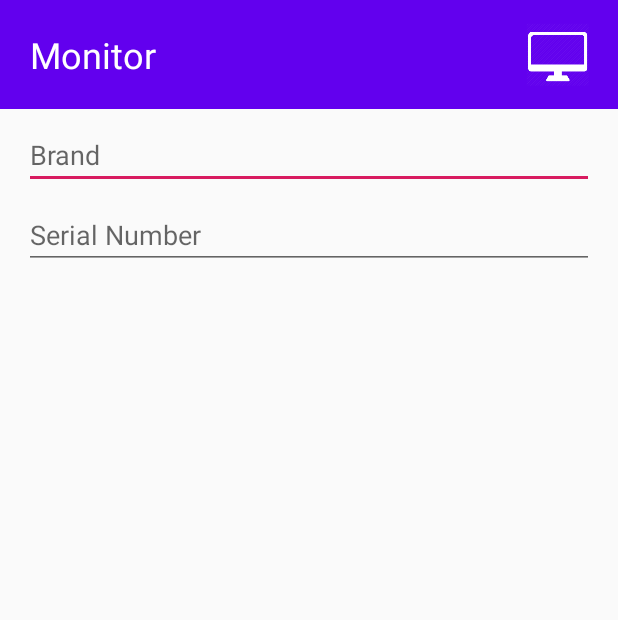
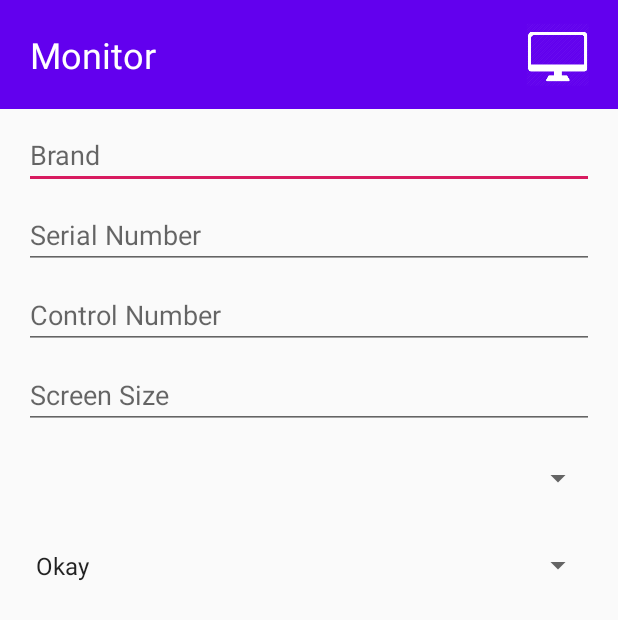
Before and after one commit to markcamilon/ITHelpDeskApp, an Android app: the Monitor_Add screen opened directly, with no data from a screen before it, on a phone screen of 412 x 824 dp. Shown: the top 620 px of the screen. Run offline under Robolectric (Android 15) with nearby library versions, the light colour scheme and no system bars; Roboto replaces fonts that are not available here.

Commit message:
Add items to Monitor_Add v2

```diff
--- a/app/src/main/res/layout/activity_monitor__add.xml
+++ b/app/src/main/res/layout/activity_monitor__add.xml
@@ -43,4 +43,37 @@
             app:layout_constraintEnd_toEndOf="@+id/textView" android:layout_marginEnd="16dp"
             app:layout_constraintBottom_toBottomOf="@+id/textView"
             app:layout_constraintTop_toTopOf="@+id/textView"/>
+    <EditText
+            android:layout_width="0dp"
+            android:layout_height="wrap_content"
+            android:inputType="textPersonName"
+            android:ems="10"
+            android:id="@+id/editText3" android:layout_marginTop="8dp"
+            app:layout_constraintTop_toBottomOf="@+id/editText2" android:layout_marginEnd="16dp"
+            app:layout_constraintEnd_toEndOf="parent" android:layout_marginStart="16dp"
+            app:layout_constraintStart_toStartOf="parent" android:hint="@string/control_number"/>
+    <EditText
+            android:layout_width="0dp"
+            android:layout_height="wrap_content"
+            android:inputType="textPersonName"
+            android:ems="10"
+            android:id="@+id/editText4" android:layout_marginEnd="16dp"
+            app:layout_constraintEnd_toEndOf="parent" android:layout_marginStart="16dp"
+            app:layout_constraintStart_toStartOf="parent" android:layout_marginTop="8dp"
+            app:layout_constraintTop_toBottomOf="@+id/editText3" android:hint="@string/screen_size"/>
+    <Spinner
+            android:layout_width="0dp"
+            android:layout_height="50dp"
+            android:id="@+id/typeOfSpinner" app:layout_constraintEnd_toEndOf="parent" android:layout_marginEnd="16dp"
+            app:layout_constraintStart_toStartOf="parent" android:layout_marginStart="16dp"
+            android:layout_marginTop="8dp" app:layout_constraintTop_toBottomOf="@+id/editText4"
+            android:spinnerMode="dialog"/>
+    <Spinner
+            android:layout_width="0dp"
+            android:layout_height="50dp"
+            android:id="@+id/statusSpinner" app:layout_constraintStart_toStartOf="parent"
+            android:layout_marginStart="16dp"
+            android:layout_marginTop="8dp" app:layout_constraintTop_toBottomOf="@+id/typeOfSpinner"
+            app:layout_constraintEnd_toEndOf="parent" android:layout_marginEnd="16dp" android:spinnerMode="dialog"
+            android:entries="@array/status"/>
 </android.support.constraint.ConstraintLayout>
--- a/app/src/main/res/values/strings.xml
+++ b/app/src/main/res/values/strings.xml
@@ -6,4 +6,11 @@
     <string name="brand">Brand</string>
     <string name="monitor">Monitor</string>
     <string name="serial_number">Serial Number</string>
+    <string name="control_number">Control Number</string>
+    <string name="screen_size">Screen Size</string>
+
+    <string-array name="status">
+        <item>Okay</item>
+        <item>Not Yet Okay</item>
+    </string-array>
 </resources>
```
